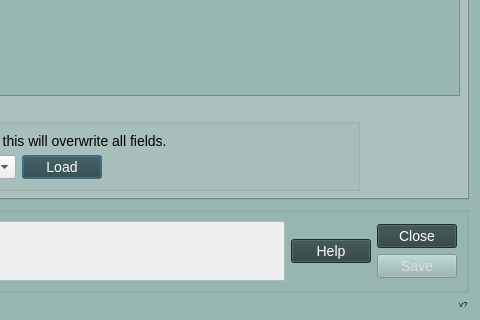
Qt form canflood2/canflood2_dialog_main.ui (cefect/CanFlood2) before a commit; both pictures show x 509 to 989 and y 680 to 1000 of the 989 by 1000 pixel window.
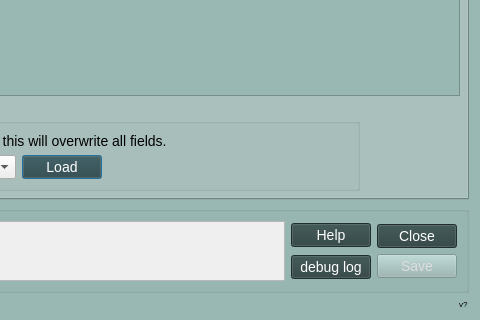
The same form after that commit. Icons and pictures are not drawn. Custom widgets are drawn as their Qt base class.

Commit message: front and back end

```diff
--- a/canflood2/canflood2_dialog_main.ui
+++ b/canflood2/canflood2_dialog_main.ui
@@ -1714,11 +1714,22 @@
        </layout>
       </item>
       <item>
+       <layout class="QVBoxLayout" name="verticalLayout_24">
+        <item>
        <widget class="QPushButton" name="pushButton_help">
         <property name="text">
          <string>Help</string>
         </property>
        </widget>
+        </item>
+        <item>
+         <widget class="QPushButton" name="pushButton_debugLog">
+          <property name="text">
+           <string>debug log</string>
+          </property>
+         </widget>
+        </item>
+       </layout>
       </item>
       <item>
        <layout class="QVBoxLayout" name="verticalLayout_19">
```
Left out of the diff: 2 changed lines with no effect on the pictures. Lines whose indentation alone changed are shown as unchanged. The commit also changes 1 other file.
